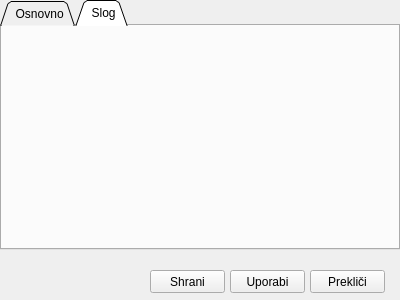
Old version of the form settings.ui in the repository nejcjanhar/notepadmm.
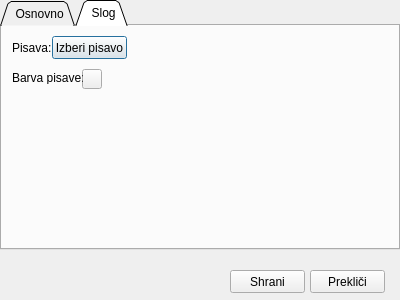
New version of the form. The open tabs and pages were chosen to show the change.

Patch:
```diff
--- a/settings.ui
+++ b/settings.ui
@@ -53,7 +53,7 @@
   <widget class="QPushButton" name="pushButtonSave">
    <property name="geometry">
     <rect>
-     <x>150</x>
+     <x>230</x>
      <y>270</y>
      <width>75</width>
      <height>23</height>
@@ -68,6 +68,9 @@
    <property name="autoDefault">
     <bool>false</bool>
    </property>
+   <property name="default">
+    <bool>false</bool>
+   </property>
   </widget>
   <widget class="QTabWidget" name="tabWidget">
    <property name="geometry">
@@ -125,27 +128,60 @@
     <attribute name="title">
      <string> Slog</string>
     </attribute>
+    <widget class="QToolButton" name="toolButtonColor">
+     <property name="geometry">
+      <rect>
+       <x>80</x>
+       <y>43</y>
+       <width>20</width>
+       <height>20</height>
+      </rect>
+     </property>
+     <property name="text">
+      <string/>
+     </property>
+    </widget>
+    <widget class="QLabel" name="label">
+     <property name="geometry">
+      <rect>
+       <x>10</x>
+       <y>15</y>
+       <width>47</width>
+       <height>13</height>
+      </rect>
+     </property>
+     <property name="text">
+      <string>Pisava: </string>
+     </property>
+    </widget>
+    <widget class="QPushButton" name="pushButtonFont">
+     <property name="geometry">
+      <rect>
+       <x>50</x>
+       <y>10</y>
+       <width>75</width>
+       <height>23</height>
+      </rect>
+     </property>
+     <property name="text">
+      <string>Izberi pisavo</string>
+     </property>
+    </widget>
+    <widget class="QLabel" name="label_2">
+     <property name="geometry">
+      <rect>
+       <x>10</x>
+       <y>45</y>
+       <width>71</width>
+       <height>13</height>
+      </rect>
+     </property>
+     <property name="text">
+      <string>Barva pisave:</string>
+     </property>
+    </widget>
    </widget>
   </widget>
-  <widget class="QPushButton" name="pushButtonApply">
-   <property name="geometry">
-    <rect>
-     <x>230</x>
-     <y>270</y>
-     <width>75</width>
-     <height>23</height>
-    </rect>
-   </property>
-   <property name="whatsThis">
-    <string>&lt;html&gt;&lt;head/&gt;&lt;body&gt;&lt;p&gt;Shrani nastavitve&lt;/p&gt;&lt;/body&gt;&lt;/html&gt;</string>
-   </property>
-   <property name="text">
-    <string>Uporabi</string>
-   </property>
-   <property name="autoDefault">
-    <bool>false</bool>
-   </property>
-  </widget>
  </widget>
  <resources/>
  <connections/>
```
Left out of the diff: 47 changed lines with no effect on the pictures.
